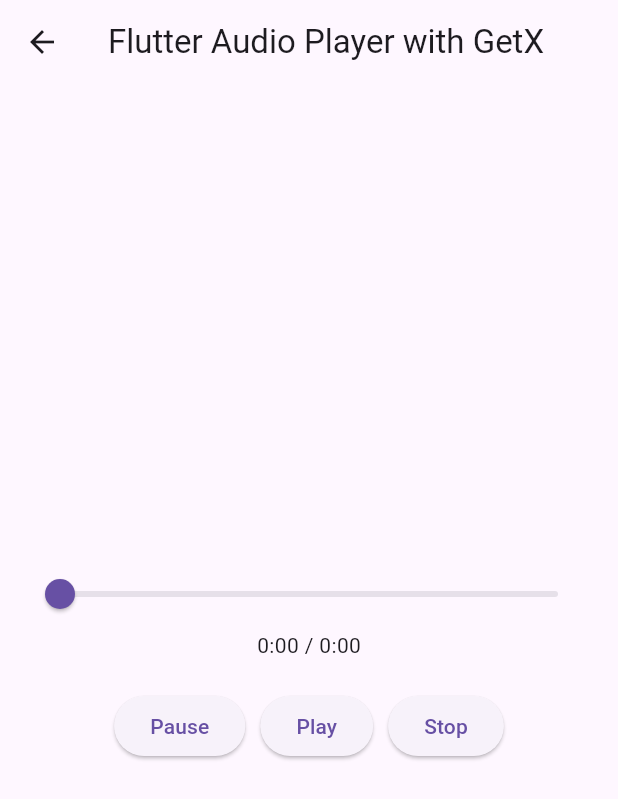
After one commit to razzanch/PrakMobileB, a Flutter app: the AudioView screen opened by its route, after a tap on "Resume", on a phone screen of 412 x 824 dp. The commit adds this screen. Shown: the top 799 px of the screen. Run offline on Flutter 3.47's test engine with Material 3 defaults, Android fonts, the phone set to English and light mode, and no system bars; our stand-ins replace audioplayers, get, get_storage, image_picker, video_player; accounts and stored records are empty.

Commit message:
MODUL4 DONE

```diff
--- /dev/null
+++ b/lib/app/modules/audio/bindings/audio_binding.dart
@@ -0,0 +1,12 @@
+import 'package:get/get.dart';
+
+import '../controllers/audio_controller.dart';
+
+class AudioBinding extends Bindings {
+  @override
+  void dependencies() {
+    Get.lazyPut<AudioController>(
+      () => AudioController(),
+    );
+  }
+}
--- /dev/null
+++ b/lib/app/modules/audio/controllers/audio_controller.dart
@@ -0,0 +1,65 @@
+import 'package:audioplayers/audioplayers.dart';
+import 'package:get/get.dart';
+
+class AudioController extends GetxController {
+  // Fungsi onInit dipanggil ketika controller diinisialisasi
+  @override
+  void onInit() {
+    super.onInit();
+
+    // Memonitor perubahan durasi audio
+    _audioPlayer.onDurationChanged.listen((d) {
+      duration.value = d;
+    });
+
+    // Memonitor perubahan posisi (progress) audio
+    _audioPlayer.onPositionChanged.listen((p) {
+      position.value = p;
+    });
+  }
+
+  // Fungsi onClose dipanggil ketika controller dibuang
+  @override
+  void onClose() {
+    _audioPlayer.dispose(); // Membersihkan AudioPlayer
+    super.onClose();
+  }
+
+  // Membuat instance AudioPlayer untuk mengelola audio
+  final AudioPlayer _audioPlayer = AudioPlayer();
+
+  // Variabel reaktif untuk status pemutaran, durasi total, dan posisi saat ini
+  var isPlaying = false.obs;
+  var duration = Duration.zero.obs;
+  var position = Duration.zero.obs;
+
+  // Fungsi untuk memutar audio dari URL yang diberikan
+  Future<void> playAudio(String url) async {
+    await _audioPlayer.play(UrlSource(url));
+    isPlaying.value = true; // Set isPlaying menjadi true ketika audio diputar
+  }
+
+  // Fungsi untuk menjeda audio
+  Future<void> pauseAudio() async {
+    await _audioPlayer.pause();
+    isPlaying.value = false; // Set isPlaying menjadi false ketika audio dijeda
+  }
+
+  // Fungsi untuk melanjutkan pemutaran audio setelah dijeda
+  Future<void> resumeAudio() async {
+    await _audioPlayer.resume();
+    isPlaying.value = true; // Set isPlaying menjadi true ketika audio dilanjutkan
+  }
+
+  // Fungsi untuk menghentikan audio dan reset posisi ke awal
+  Future<void> stopAudio() async {
+    await _audioPlayer.stop();
+    isPlaying.value = false; // Set isPlaying menjadi false ketika audio dihentikan
+    position.value = Duration.zero; // Reset posisi ke awal
+  }
+
+  // Fungsi untuk mengatur posisi audio (seek)
+  void seekAudio(Duration newPosition) {
+    _audioPlayer.seek(newPosition);
+  }
+}
--- /dev/null
+++ b/lib/app/modules/audio/views/audio_view.dart
@@ -0,0 +1,77 @@
+import 'package:flutter/material.dart';
+import 'package:get/get.dart';
+import '../controllers/audio_controller.dart'; // Mengimpor AudioController
+
+class AudioView extends GetView<AudioController> {
+  const AudioView({Key? key}) : super(key: key);
+
+  @override
+  Widget build(BuildContext context) {
+    // URL dari audio yang akan diputar
+    const audioUrl = 'https://www.soundhelix.com/examples/mp3/SoundHelix-Song-1.mp3';
+
+    return Scaffold(
+      appBar: AppBar(
+        title: const Text('Flutter Audio Player with GetX'),
+      ),
+      body: Padding(
+        padding: const EdgeInsets.all(16.0),
+        child: Column(
+          mainAxisAlignment: MainAxisAlignment.center,
+          children: <Widget>[
+            // Slider untuk mengontrol posisi audio
+            Obx(() {
+              return Slider(
+                min: 0.0,
+                max: controller.duration.value.inSeconds.toDouble(),
+                value: controller.position.value.inSeconds.toDouble(),
+                onChanged: (value) {
+                  controller.seekAudio(Duration(seconds: value.toInt()));
+                },
+              );
+            }),
+
+            // Menampilkan waktu yang sudah diputar dan durasi total
+            Obx(() {
+              return Text(
+                '${_formatDuration(controller.position.value)} / ${_formatDuration(controller.duration.value)}',
+              );
+            }),
+
+            const SizedBox(height: 20),
+
+            // Tombol untuk mengontrol pemutaran audio (Play, Pause/Resume, Stop)
+            Obx(() {
+              return Row(
+                mainAxisAlignment: MainAxisAlignment.center,
+                children: [
+                  ElevatedButton(
+                    onPressed: controller.isPlaying.value
+                        ? controller.pauseAudio
+                        : controller.resumeAudio,
+                    child: Text(controller.isPlaying.value ? 'Pause' : 'Resume'),
+                  ),
+                  const SizedBox(width: 10),
+                  ElevatedButton(
+                    onPressed: () => controller.playAudio(audioUrl),
+                    child: const Text('Play'),
+                  ),
+                  const SizedBox(width: 10),
+                  ElevatedButton(
+                    onPressed: controller.stopAudio,
+                    child: const Text('Stop'),
+                  ),
+                ],
+              );
+            }),
+          ],
+        ),
+      ),
+    );
+  }
+
+  // Fungsi untuk memformat durasi menjadi menit:detik
+  String _formatDuration(Duration duration) {
+    return "${duration.inMinutes}:${(duration.inSeconds % 60).toString().padLeft(2, '0')}";
+  }
+}
--- a/lib/app/modules/home/controllers/home_controller.dart
+++ b/lib/app/modules/home/controllers/home_controller.dart
@@ -27,6 +27,7 @@ class HomeController extends GetxController {
   @override
   void onReady() {
     super.onReady();
+    _loadStoredData();
   }
 
   @override
--- a/lib/app/routes/app_pages.dart
+++ b/lib/app/routes/app_pages.dart
@@ -1,5 +1,7 @@
 import 'package:get/get.dart';
 
+import '../modules/audio/bindings/audio_binding.dart';
+import '../modules/audio/views/audio_view.dart';
 import '../modules/home/bindings/home_binding.dart';
 import '../modules/home/views/home_view.dart';
 
@@ -16,5 +18,10 @@ class AppPages {
       page: () => const HomeView(),
       binding: HomeBinding(),
     ),
+    GetPage(
+      name: _Paths.AUDIO,
+      page: () => const AudioView(),
+      binding: AudioBinding(),
+    ),
   ];
 }
--- a/lib/app/routes/app_routes.dart
+++ b/lib/app/routes/app_routes.dart
@@ -4,9 +4,11 @@ part of 'app_pages.dart';
 abstract class Routes {
   Routes._();
   static const HOME = _Paths.HOME;
+  static const AUDIO = _Paths.AUDIO;
 }
 
 abstract class _Paths {
   _Paths._();
   static const HOME = '/home';
+  static const AUDIO = '/audio';
 }
--- a/pubspec.yaml
+++ b/pubspec.yaml
@@ -42,6 +42,7 @@ dependencies:
   image_picker: ^1.0.8
   #video player package
   video_player: ^2.9.1
+  audioplayers: ^5.2.1
 
 dev_dependencies:
   flutter_test:
```
Also changed, not shown: pubspec.lock.
